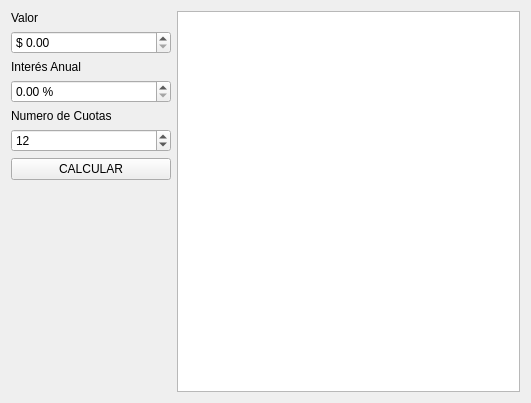
Before: the Qt Designer form amortizacion_widget.ui in mdchaparror/QFinanzas, drawn with Qt 5.
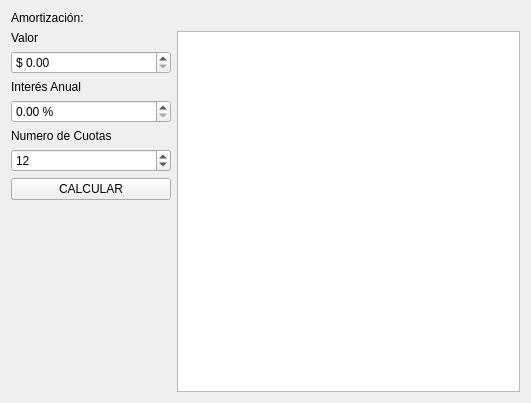
After: the same form once the commit is applied.

```diff
--- a/amortizacion_widget.ui
+++ b/amortizacion_widget.ui
@@ -14,7 +14,23 @@
    <string>Form</string>
   </property>
   <layout class="QGridLayout" name="gridLayout">
-   <item row="0" column="0">
+   <item row="1" column="1">
+    <widget class="QTableView" name="AmortizacionTable2">
+     <property name="editTriggers">
+      <set>QAbstractItemView::NoEditTriggers</set>
+     </property>
+     <property name="alternatingRowColors">
+      <bool>true</bool>
+     </property>
+     <property name="selectionBehavior">
+      <enum>QAbstractItemView::SelectRows</enum>
+     </property>
+     <attribute name="verticalHeaderVisible">
+      <bool>false</bool>
+     </attribute>
+    </widget>
+   </item>
+   <item row="1" column="0">
     <layout class="QVBoxLayout" name="verticalLayout_2">
      <item>
       <widget class="QLabel" name="label_2">
@@ -134,20 +150,11 @@
      </item>
     </layout>
    </item>
-   <item row="0" column="1">
-    <widget class="QTableView" name="AmortizacionTable2">
-     <property name="editTriggers">
-      <set>QAbstractItemView::NoEditTriggers</set>
+   <item row="0" column="0">
+    <widget class="QLabel" name="label_4">
+     <property name="text">
+      <string>Amortización:</string>
      </property>
-     <property name="alternatingRowColors">
-      <bool>true</bool>
-     </property>
-     <property name="selectionBehavior">
-      <enum>QAbstractItemView::SelectRows</enum>
-     </property>
-     <attribute name="verticalHeaderVisible">
-      <bool>false</bool>
-     </attribute>
     </widget>
    </item>
   </layout>
```
